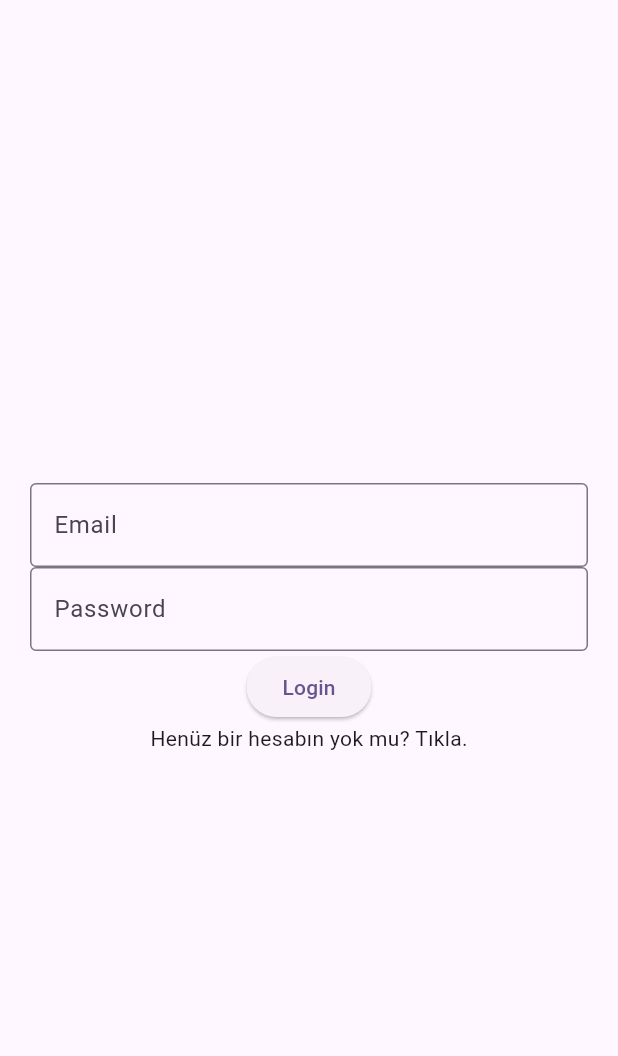
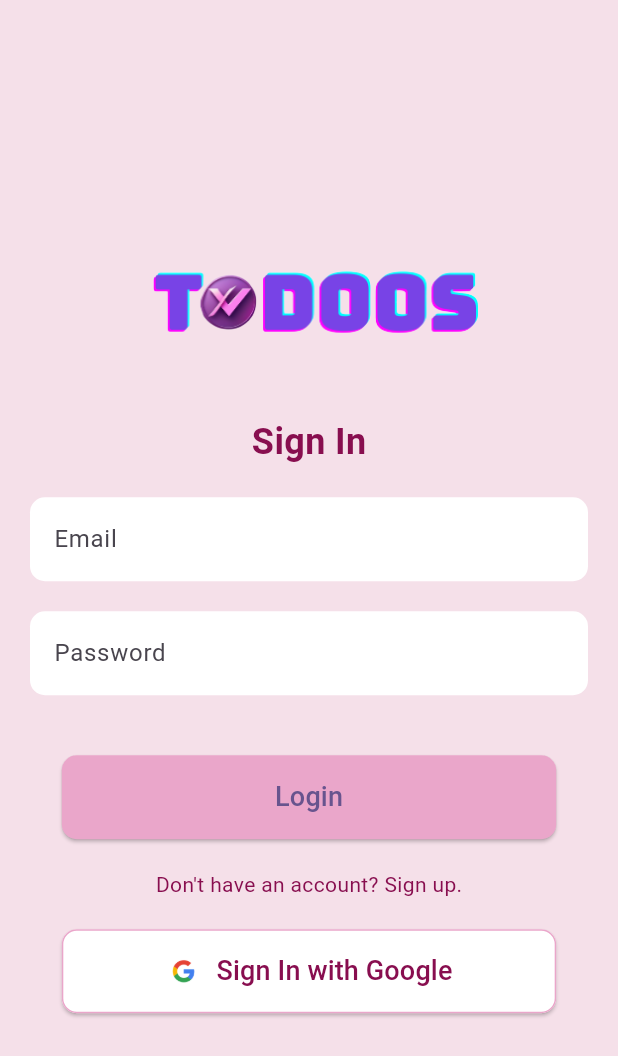
Before and after one commit to busraerylmaaz/todoosApp, a Flutter app: the screen it shows after launch, on a phone screen of 412 x 824 dp. Shown: the top 1056 px of the screen. Run offline on Flutter 3.47's test engine with Material 3 defaults, Android fonts, the phone set to English and light mode, and no system bars; our stand-ins replace cloud_firestore, firebase_auth, firebase_core, get, google_sign_in; accounts and stored records are empty.

Commit message:
Login and register page design completed, Google login implemented, sign out functionality completed

```diff
--- a/lib/main.dart
+++ b/lib/main.dart
@@ -3,6 +3,7 @@ import 'package:flutter/material.dart';
 import 'package:get/get.dart';
 import 'package:todoos/firebase_options.dart';
 import 'package:todoos/pages/login_register_page.dart';
+import 'package:todoos/pages/home_page.dart';
 import 'package:todoos/controller/auth_controller.dart';
 
 void main() async {
@@ -25,7 +26,15 @@ class MyApp extends StatelessWidget {
         colorScheme: ColorScheme.fromSeed(seedColor: Colors.deepPurple),
         useMaterial3: true,
       ),
-      home: const LoginRegisterPage(),
+      home: Obx(() {
+        final authController = Get.find<AuthController>();
+
+        if (authController.user.value != null) {
+          return HomePage();
+        } else {
+          return const LoginRegisterPage();
+        }
+      }),
     );
   }
 }
--- a/lib/pages/login_register_page.dart
+++ b/lib/pages/login_register_page.dart
@@ -13,42 +13,97 @@ class LoginRegisterPage extends StatelessWidget {
     final TextEditingController fullNameController = TextEditingController();
     var isLogin = true.obs;
 
+
+    bool isValidEmail(String email) {
+      final emailRegex = RegExp(r'^[^@]+@[^@]+\.[^@]+');
+      return emailRegex.hasMatch(email);
+    }
+
     return Scaffold(
+      backgroundColor: Color(0xFFF5E0E9),
       body: Padding(
         padding: const EdgeInsets.symmetric(horizontal: 20),
         child: Column(
           mainAxisAlignment: MainAxisAlignment.center,
           crossAxisAlignment: CrossAxisAlignment.center,
           children: [
+            Align(
+              alignment: Alignment.centerRight,
+              child: Image.asset(
+                'assets/images/logo.png',
+                height: 109,
+              ),
+            ),
+            SizedBox(height: 20),
+            Obx(() => Text(
+              isLogin.value ? "Sign In" : "Sign Up",
+              style: TextStyle(
+                color: Colors.pink[900],
+                fontSize: 24,
+                fontWeight: FontWeight.bold,
+              ),
+            )),
+            SizedBox(height: 20),
+            Obx(() => !isLogin.value ? Column(
+              children: [
+                TextField(
+                  controller: fullNameController,
+                  decoration: InputDecoration(
+                    hintText: "Full Name",
+                    filled: true,
+                    fillColor: Colors.white,
+                    border: OutlineInputBorder(
+                      borderRadius: BorderRadius.circular(10),
+                      borderSide: BorderSide.none,
+                    ),
+                  ),
+                ),
+                SizedBox(height: 20),
+              ],
+            ) : SizedBox.shrink()),
             TextField(
               controller: emailController,
-              decoration: const InputDecoration(
+              decoration: InputDecoration(
                 hintText: "Email",
-                border: OutlineInputBorder(),
+                filled: true,
+                fillColor: Colors.white,
+                border: OutlineInputBorder(
+                  borderRadius: BorderRadius.circular(10),
+                  borderSide: BorderSide.none,
                 ),
               ),
+            ),
+            SizedBox(height: 20),
             TextField(
               controller: passwordController,
               obscureText: true,
-              decoration: const InputDecoration(
+              decoration: InputDecoration(
                 hintText: "Password",
-                border: OutlineInputBorder(),
+                filled: true,
+                fillColor: Colors.white,
+                border: OutlineInputBorder(
+                  borderRadius: BorderRadius.circular(10),
+                  borderSide: BorderSide.none,
                 ),
               ),
-            Obx(() => isLogin.value
-                ? const SizedBox.shrink()
-                : TextField(
-                    controller: fullNameController,
-                    decoration: const InputDecoration(
-                      hintText: "Full Name",
-                      border: OutlineInputBorder(),
             ),
-                  )),
+            SizedBox(height: 20),
             Obx(() => authController.errorMessage.isEmpty
                 ? const SizedBox.shrink()
-                : Text(authController.errorMessage.value)),
-            ElevatedButton(
+                : Text(
+                    authController.errorMessage.value,
+                    style: TextStyle(color: Colors.pink[900]),
+                  )),
+            SizedBox(height: 20),
+            SizedBox(
+              width: MediaQuery.of(context).size.width * 0.8,
+              child: ElevatedButton(
                 onPressed: () {
+                  if (!isValidEmail(emailController.text)) {
+                    authController.errorMessage.value = "Invalid email format";
+                  } else if (passwordController.text.length < 8) {
+                    authController.errorMessage.value = "Password must be at least 8 characters";
+                  } else {
                     if (isLogin.value) {
                       authController.signIn(
                         email: emailController.text,
@@ -61,16 +116,63 @@ class LoginRegisterPage extends StatelessWidget {
                         fullName: fullNameController.text,
                       );
                     }
+                  }
                 },
-              child: Obx(() => Text(isLogin.value ? "Login" : "Register")),
+                style: ElevatedButton.styleFrom(
+                  backgroundColor: Color(0xFFEAA6CA),
+                  shape: RoundedRectangleBorder(
+                    borderRadius: BorderRadius.circular(10),
                   ),
+                  padding: EdgeInsets.symmetric(vertical: 15),
+                ),
+                child: Obx(() => Text(
+                  isLogin.value ? "Login" : "Register",
+                  style: TextStyle(fontSize: 18),
+                )),
+              ),
+            ),
+            SizedBox(height: 20),
             GestureDetector(
               onTap: () {
                 isLogin.value = !isLogin.value;
               },
-              child: Obx(() => Text(isLogin.value
-                  ? "Henüz bir hesabın yok mu? Tıkla."
-                  : "Zaten bir hesabın var mı? Giriş yap.")),
+              child: Obx(() => Text(
+                isLogin.value
+                    ? "Don't have an account? Sign up."
+                    : "Already have an account? Sign in.",
+                style: TextStyle(color: Colors.pink[900]),
+              )),
+            ),
+            SizedBox(height: 20),
+            SizedBox(
+              width: MediaQuery.of(context).size.width * 0.8,
+              child: ElevatedButton(
+                onPressed: () {
+                  authController.signInWithGoogle();
+                },
+                style: ElevatedButton.styleFrom(
+                  backgroundColor: Colors.white,
+                  shape: RoundedRectangleBorder(
+                    borderRadius: BorderRadius.circular(10),
+                    side: BorderSide(color: Color(0xFFEAA6CA)),
+                  ),
+                  padding: EdgeInsets.symmetric(vertical: 15),
+                ),
+                child: Row(
+                  mainAxisAlignment: MainAxisAlignment.center,
+                  children: [
+                    Image.asset('assets/images/google_logo.png', height: 24),
+                    SizedBox(width: 10),
+                    Text(
+                      "Sign In with Google",
+                      style: TextStyle(
+                        fontSize: 18,
+                        color: Colors.pink[900],
+                      ),
+                    ),
+                  ],
+                ),
+              ),
             ),
           ],
         ),
```
Also changed, not shown: lib/controller/auth_controller.dart (+49 -0 lines), lib/pages/home_page.dart (added, +27 -0 lines), pubspec.yaml (+7 -0 lines), assets/images/google_logo.png (added), assets/images/logo.png (added), pubspec.lock, 1 other file. Lines whose indentation alone changed are shown as unchanged.
